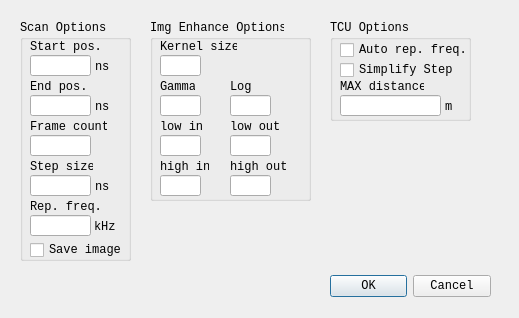
This is settings.ui in yilp7/img_proc_demo as Qt 5 draws it before an edit. The edited form follows.
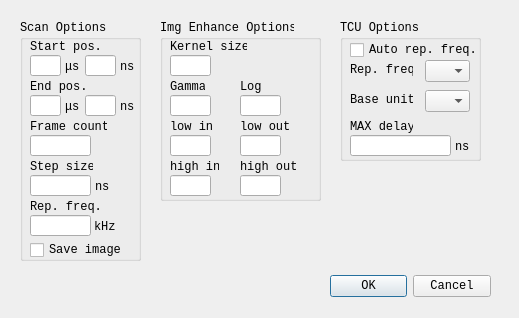
This is the edited form.

Commit message: unit selecting, config ex/import

```diff
--- a/settings.ui
+++ b/settings.ui
@@ -40,7 +40,7 @@
     <rect>
      <x>20</x>
      <y>20</y>
-     <width>111</width>
+     <width>121</width>
      <height>241</height>
     </rect>
    </property>
@@ -50,12 +50,15 @@
    <widget class="QLineEdit" name="START_POS_EDIT">
     <property name="geometry">
      <rect>
-      <x>10</x>
+      <x>65</x>
       <y>35</y>
-      <width>61</width>
+      <width>31</width>
       <height>21</height>
      </rect>
     </property>
+    <property name="text">
+     <string/>
+    </property>
    </widget>
    <widget class="QLabel" name="START_LBL">
     <property name="geometry">
@@ -86,9 +89,9 @@
    <widget class="QLineEdit" name="END_POS_EDIT">
     <property name="geometry">
      <rect>
-      <x>10</x>
+      <x>65</x>
       <y>75</y>
-      <width>61</width>
+      <width>31</width>
       <height>21</height>
      </rect>
     </property>
@@ -142,7 +145,7 @@
    <widget class="QLabel" name="UNIT_NS">
     <property name="geometry">
      <rect>
-      <x>75</x>
+      <x>100</x>
       <y>40</y>
       <width>14</width>
       <height>14</height>
@@ -155,7 +158,7 @@
    <widget class="QLabel" name="UNIT_NS_2">
     <property name="geometry">
      <rect>
-      <x>75</x>
+      <x>100</x>
       <y>80</y>
       <width>14</width>
       <height>14</height>
@@ -227,11 +230,60 @@
      <string>Save image</string>
     </property>
    </widget>
+   <widget class="QLabel" name="UNIT_US">
+    <property name="geometry">
+     <rect>
+      <x>45</x>
+      <y>40</y>
+      <width>14</width>
+      <height>14</height>
+     </rect>
+    </property>
+    <property name="text">
+     <string>μs</string>
+    </property>
+   </widget>
+   <widget class="QLineEdit" name="START_POS_EDIT_U">
+    <property name="geometry">
+     <rect>
+      <x>10</x>
+      <y>35</y>
+      <width>31</width>
+      <height>21</height>
+     </rect>
+    </property>
+    <property name="text">
+     <string/>
+    </property>
+   </widget>
+   <widget class="QLineEdit" name="END_POS_EDIT_U">
+    <property name="geometry">
+     <rect>
+      <x>10</x>
+      <y>75</y>
+      <width>31</width>
+      <height>21</height>
+     </rect>
+    </property>
+   </widget>
+   <widget class="QLabel" name="UNIT_US_2">
+    <property name="geometry">
+     <rect>
+      <x>45</x>
+      <y>80</y>
+      <width>14</width>
+      <height>14</height>
+     </rect>
+    </property>
+    <property name="text">
+     <string>μs</string>
+    </property>
+   </widget>
   </widget>
   <widget class="QGroupBox" name="ENHANCE_GROUP">
    <property name="geometry">
     <rect>
-     <x>150</x>
+     <x>160</x>
      <y>20</y>
      <width>161</width>
      <height>181</height>
@@ -405,10 +457,10 @@
   <widget class="QGroupBox" name="TCU_GRP">
    <property name="geometry">
     <rect>
-     <x>330</x>
+     <x>340</x>
      <y>20</y>
      <width>141</width>
-     <height>101</height>
+     <height>141</height>
     </rect>
    </property>
    <property name="title">
@@ -427,24 +479,11 @@
      <string>Auto rep. freq.</string>
     </property>
    </widget>
-   <widget class="QCheckBox" name="SIMPLIFY_STEP_CHK">
-    <property name="geometry">
-     <rect>
-      <x>10</x>
-      <y>40</y>
-      <width>116</width>
-      <height>20</height>
-     </rect>
-    </property>
-    <property name="text">
-     <string>Simplify Step</string>
-    </property>
-   </widget>
    <widget class="QLineEdit" name="MAX_DIST_EDT">
     <property name="geometry">
      <rect>
       <x>10</x>
-      <y>75</y>
+      <y>115</y>
       <width>101</width>
       <height>21</height>
      </rect>
@@ -454,26 +493,72 @@
     <property name="geometry">
      <rect>
       <x>10</x>
-      <y>60</y>
-      <width>84</width>
+      <y>100</y>
+      <width>63</width>
       <height>14</height>
      </rect>
     </property>
     <property name="text">
-     <string>MAX distance</string>
+     <string>MAX delay</string>
     </property>
    </widget>
    <widget class="QLabel" name="label">
     <property name="geometry">
      <rect>
       <x>115</x>
-      <y>80</y>
-      <width>7</width>
+      <y>120</y>
+      <width>14</width>
       <height>14</height>
      </rect>
     </property>
     <property name="text">
-     <string>m</string>
+     <string>ns</string>
+    </property>
+   </widget>
+   <widget class="QLabel" name="BASE_UNIT">
+    <property name="geometry">
+     <rect>
+      <x>10</x>
+      <y>73</y>
+      <width>63</width>
+      <height>14</height>
+     </rect>
+    </property>
+    <property name="text">
+     <string>Base unit</string>
+    </property>
+   </widget>
+   <widget class="QComboBox" name="UNIT_LIST">
+    <property name="geometry">
+     <rect>
+      <x>85</x>
+      <y>70</y>
+      <width>45</width>
+      <height>22</height>
+     </rect>
+    </property>
+   </widget>
+   <widget class="QComboBox" name="HZ_LIST">
+    <property name="geometry">
+     <rect>
+      <x>85</x>
+      <y>40</y>
+      <width>45</width>
+      <height>22</height>
+     </rect>
+    </property>
+   </widget>
+   <widget class="QLabel" name="REP_FREQ_UNIT">
+    <property name="geometry">
+     <rect>
+      <x>10</x>
+      <y>43</y>
+      <width>63</width>
+      <height>14</height>
+     </rect>
+    </property>
+    <property name="text">
+     <string>Rep. freq</string>
     </property>
    </widget>
   </widget>
```
Left out of the diff: 8 changed lines with no effect on the pictures. The commit also changes 6 other files.
